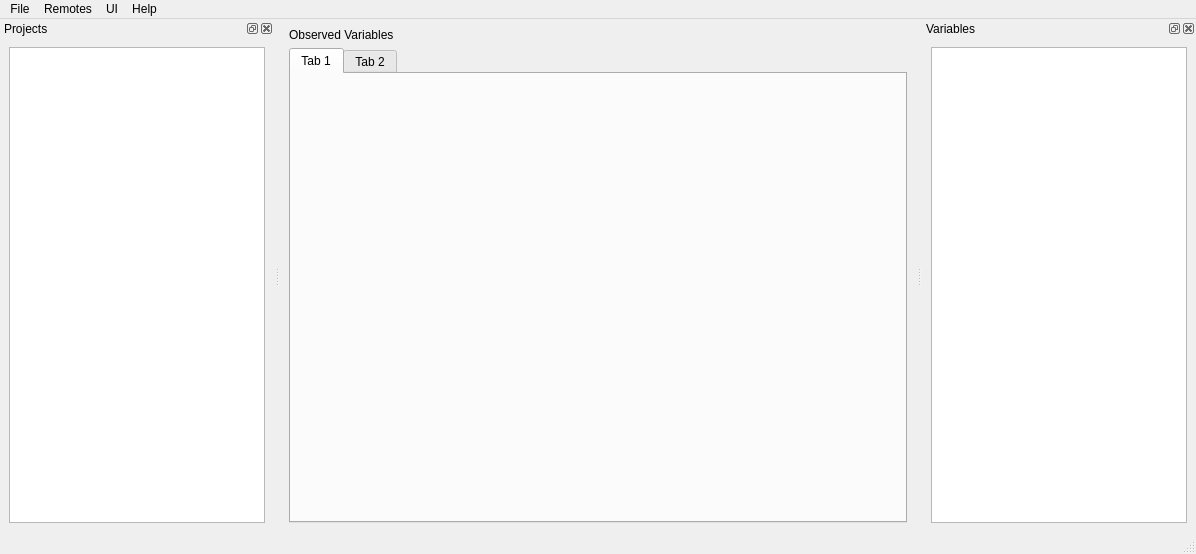
Protestator-Research/Digital-Twin, file CppDigitalTwin/DTClient/ui/DigitalTwinMainWindow.ui: the form before one commit.
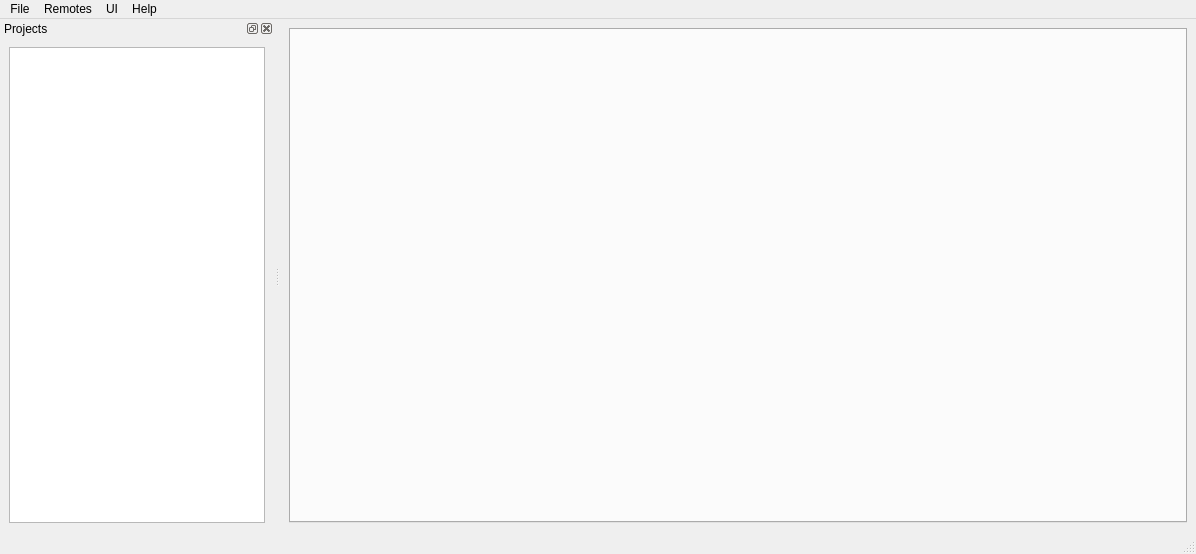
The form after the commit. Icons and pictures are not drawn.

Commit message: Working on Digital Twin

```diff
--- a/CppDigitalTwin/DTClient/ui/DigitalTwinMainWindow.ui
+++ b/CppDigitalTwin/DTClient/ui/DigitalTwinMainWindow.ui
@@ -21,28 +21,11 @@
   </property>
   <widget class="QWidget" name="centralwidget">
    <layout class="QVBoxLayout" name="verticalLayout">
-    <item>
-     <widget class="QLabel" name="label">
-      <property name="text">
-       <string>Observed Variables</string>
-      </property>
-     </widget>
-    </item>
     <item>
      <widget class="QTabWidget" name="tabWidget">
       <property name="currentIndex">
        <number>0</number>
       </property>
-      <widget class="QWidget" name="tab">
-       <attribute name="title">
-        <string>Tab 1</string>
-       </attribute>
-      </widget>
-      <widget class="QWidget" name="tab_2">
-       <attribute name="title">
-        <string>Tab 2</string>
-       </attribute>
-      </widget>
      </widget>
     </item>
    </layout>
@@ -111,27 +94,6 @@
     </layout>
    </widget>
   </widget>
-  <widget class="QDockWidget" name="VariablesDockWidget">
-   <property name="enabled">
-    <bool>true</bool>
-   </property>
-   <property name="features">
-    <set>QDockWidget::DockWidgetClosable|QDockWidget::DockWidgetFloatable|QDockWidget::DockWidgetMovable</set>
-   </property>
-   <property name="windowTitle">
-    <string>Variables</string>
-   </property>
-   <attribute name="dockWidgetArea">
-    <number>2</number>
-   </attribute>
-   <widget class="QWidget" name="dockWidgetContents_4">
-    <layout class="QHBoxLayout" name="horizontalLayout">
-     <item>
-      <widget class="QTreeView" name="treeView_2"/>
-     </item>
-    </layout>
-   </widget>
-  </widget>
   <action name="actionSave_Results">
    <property name="text">
     <string>Save Results</string>
```
Left out of the diff: 2 changed lines with no effect on the pictures. The commit also changes 23 other files.
